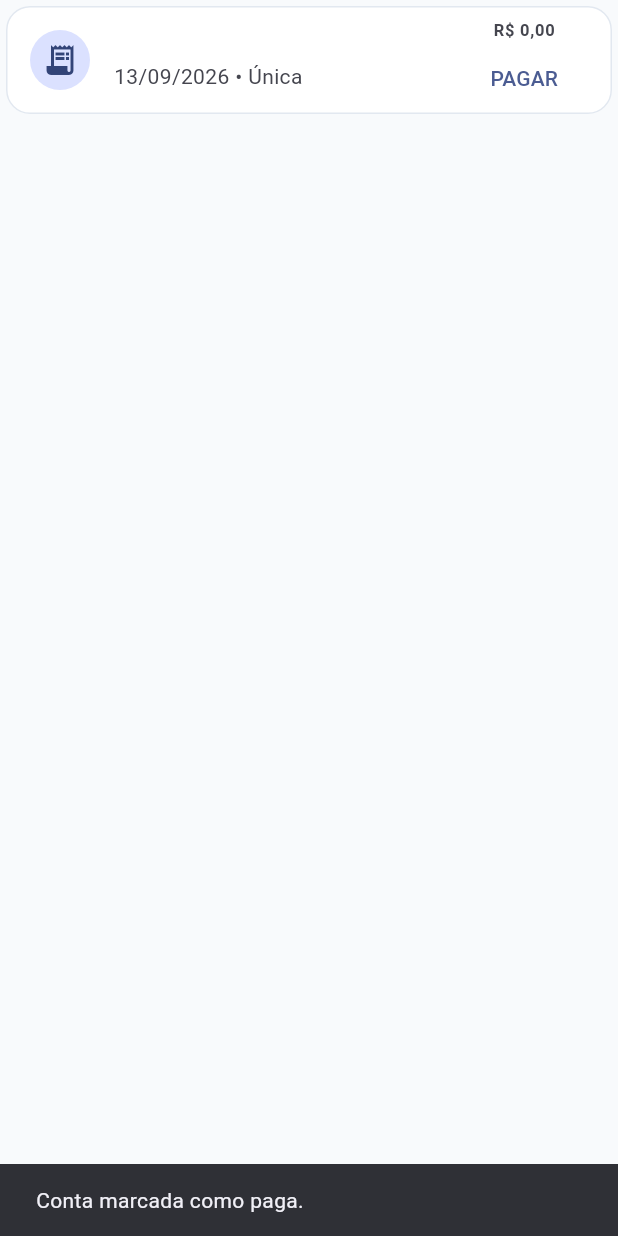
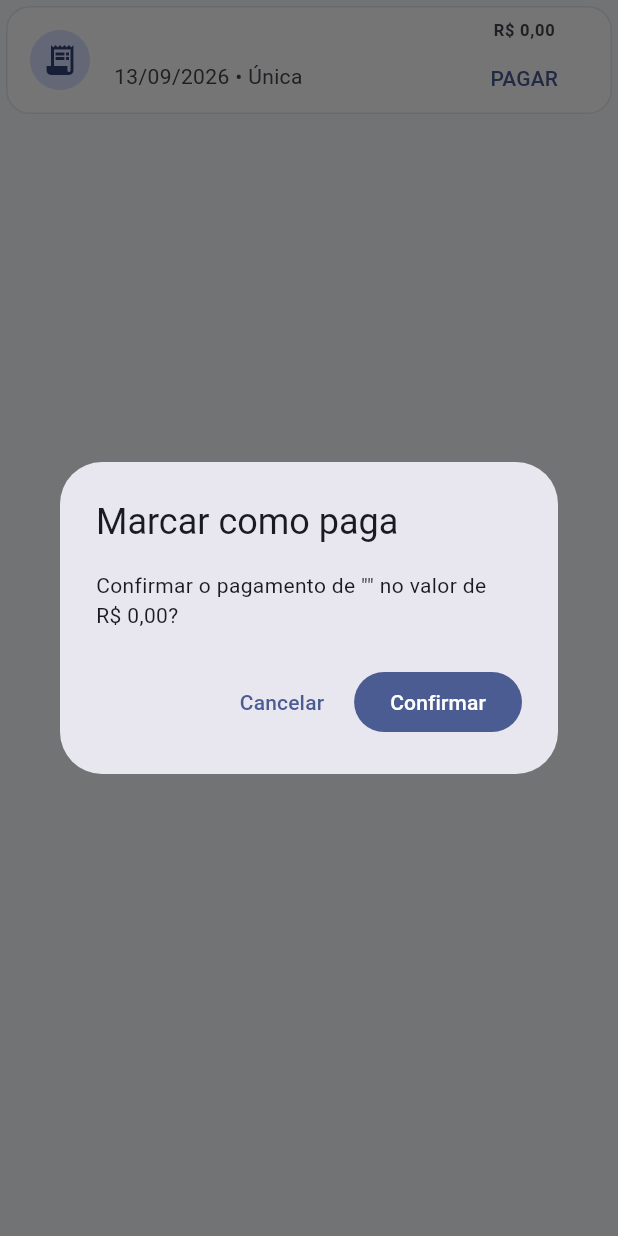
Before and after one commit to xarleta/Xarleta-Finan-as, a Flutter app: the _BillTile widget shown alone on an empty page, opened directly with empty values, after a tap on "PAGAR", on a phone screen of 412 x 824 dp. Run offline on Flutter 3.47's test engine with Material 3 defaults, Android fonts, the phone set to English and light mode, and no system bars; our stand-ins replace csv, file_picker, fl_chart, flutter_local_notifications, flutter_timezone, local_auth and 5 more; accounts and stored records are empty.

Commit message:
fix(contas): confirma pagamento e bloqueia execucao duplicada

```diff
--- a/lib/features/bills/bills_page.dart
+++ b/lib/features/bills/bills_page.dart
@@ -179,7 +179,7 @@ class _Count extends StatelessWidget {
   }
 }
 
-class _BillTile extends StatelessWidget {
+class _BillTile extends StatefulWidget {
   final Bill bill;
   final Future<void> Function() onChanged;
 
@@ -187,6 +187,15 @@ class _BillTile extends StatelessWidget {
     required this.bill,
     required this.onChanged,
   });
+
+  @override
+  State<_BillTile> createState() => _BillTileState();
+}
+
+class _BillTileState extends State<_BillTile> {
+  bool _paying = false;
+
+  Bill get bill => widget.bill;
 
   String _recurrenceText(String recurrence) {
     switch (recurrence) {
@@ -207,6 +216,48 @@ class _BillTile extends StatelessWidget {
 
       default:
         return recurrence;
+    }
+  }
+
+  Future<void> _pay() async {
+    if (_paying) return;
+
+    final confirmed = await showDialog<bool>(
+      context: context,
+      builder: (dialogContext) {
+        return AlertDialog(
+          title: const Text('Marcar como paga'),
+          content: Text(
+            'Confirmar o pagamento de "${bill.name}" no valor de '
+            '${money(bill.amount)}?',
+          ),
+          actions: [
+            TextButton(
+              onPressed: () => Navigator.pop(dialogContext, false),
+              child: const Text('Cancelar'),
+            ),
+            FilledButton(
+              onPressed: () => Navigator.pop(dialogContext, true),
+              child: const Text('Confirmar'),
+            ),
+          ],
+        );
+      },
+    );
+
+    if (confirmed != true || !mounted) return;
+
+    setState(() => _paying = true);
+    try {
+      await BillRepository.instance.markPaid(bill);
+      await widget.onChanged();
+      if (mounted) {
+        ScaffoldMessenger.of(context).showSnackBar(
+          const SnackBar(content: Text('Conta marcada como paga.')),
+        );
+      }
+    } finally {
+      if (mounted) setState(() => _paying = false);
     }
   }
 
@@ -240,7 +291,7 @@ class _BillTile extends StatelessWidget {
     if (confirmed == true) {
       await BillRepository.instance.delete(bill.id!);
 
-      await onChanged();
+      await widget.onChanged();
 
       if (context.mounted) {
         ScaffoldMessenger.of(context).showSnackBar(
@@ -292,20 +343,14 @@ class _BillTile extends StatelessWidget {
               ),
             ),
             TextButton(
-              onPressed: () async {
-                await BillRepository.instance.markPaid(bill);
-
-                await onChanged();
-
-                if (context.mounted) {
-                  ScaffoldMessenger.of(context).showSnackBar(
-                    const SnackBar(
-                      content: Text('Conta marcada como paga.'),
-                    ),
-                  );
-                }
-              },
-              child: const Text('PAGAR'),
+              onPressed: _paying ? null : _pay,
+              child: _paying
+                  ? const SizedBox(
+                      width: 16,
+                      height: 16,
+                      child: CircularProgressIndicator(strokeWidth: 2),
+                    )
+                  : const Text('PAGAR'),
             ),
           ],
         ),
@@ -320,7 +365,7 @@ class _BillTile extends StatelessWidget {
           );
 
           if (changed == true) {
-            await onChanged();
+            await widget.onChanged();
           }
         },
         onLongPress: () {
```
